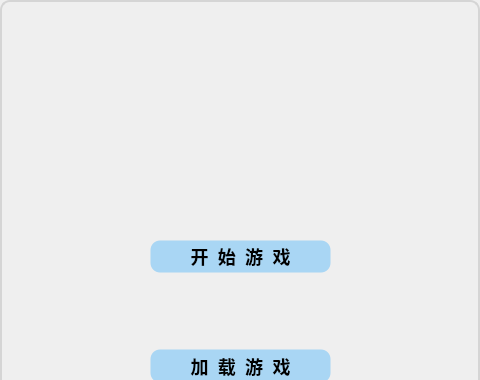
Old version of the form mainwindow.ui in the repository aphelios001/MyTetris; both pictures show x 0 to 480 and y 0 to 380 of the 480 by 640 pixel window.
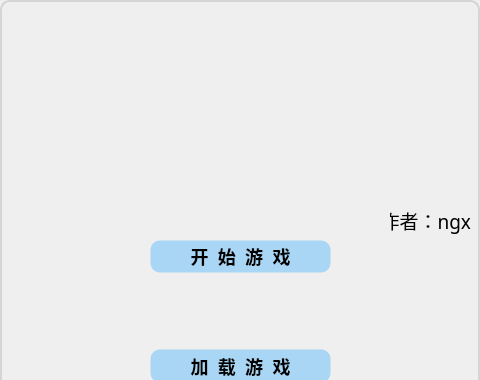
New version of the form. Icons and pictures are not drawn.

Diff of the .ui file:
```diff
--- a/mainwindow.ui
+++ b/mainwindow.ui
@@ -497,6 +497,28 @@
      </item>
     </layout>
    </widget>
+   <widget class="QLabel" name="label_2">
+    <property name="geometry">
+     <rect>
+      <x>390</x>
+      <y>200</y>
+      <width>81</width>
+      <height>41</height>
+     </rect>
+    </property>
+    <property name="font">
+     <font>
+      <family>华文宋体</family>
+      <pointsize>14</pointsize>
+     </font>
+    </property>
+    <property name="text">
+     <string>作者：ngx</string>
+    </property>
+    <property name="alignment">
+     <set>Qt::AlignRight|Qt::AlignTrailing|Qt::AlignVCenter</set>
+    </property>
+   </widget>
   </widget>
  </widget>
  <resources>
```
